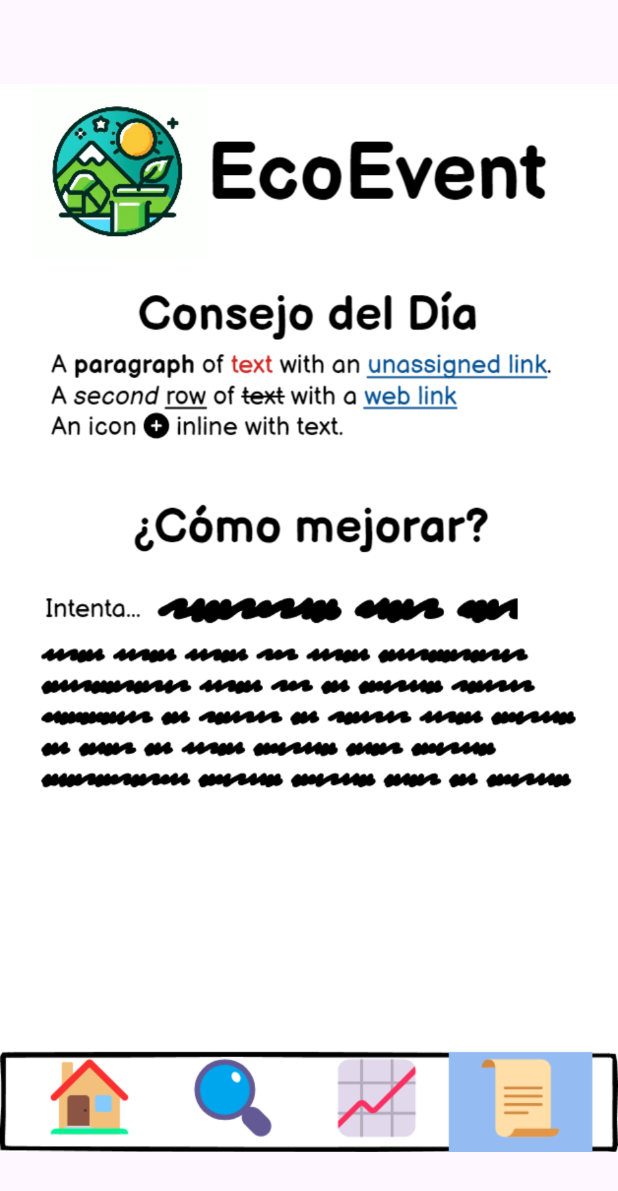
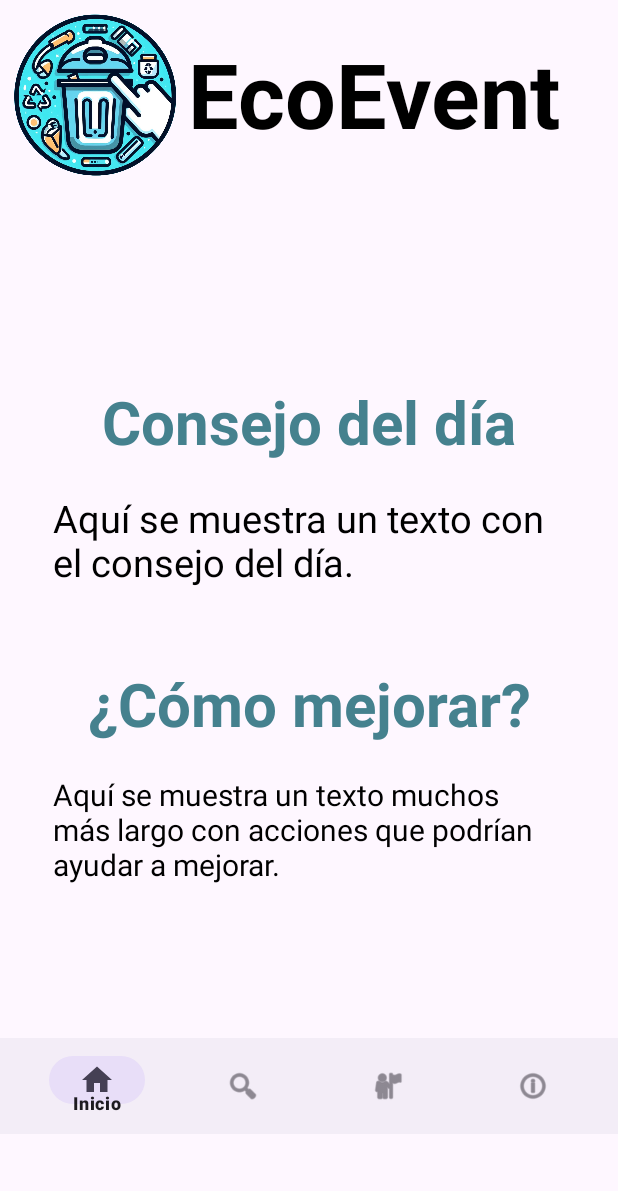
Before and after one commit to SantiagoNoguera/AplicacionesMovilesIntermedio, an Android app: the TipsActivity screen opened directly, with no data from a screen before it, on a phone screen of 412 x 824 dp. Shown: the top 1191 px of the screen. Run offline under Robolectric (Android 15) with nearby library versions, the phone set to English and light mode, and no system bars.

Commit message:
Se crea la vista correspondinte a los consejos.

```diff
--- a/app/src/main/java/com/atenea/ecoevent/MainActivity.java
+++ b/app/src/main/java/com/atenea/ecoevent/MainActivity.java
@@ -39,7 +39,7 @@ public class MainActivity extends AppCompatActivity {
         try {
             FileWriter writer = new FileWriter(events);
 
-            //Name, Date, Food, Drink, Decoration, Reused, Recicled.
+            //Name, Date, Food, Drink, Decoration, Reused, Recycled.
             writer.append("Evento 1,01/01/2023,1,2,3,4,5\n");
             writer.append("Evento 2,02/02/2023,10,2,3,5,5\n");
             writer.append("Evento 3,03/03/2023,6,2,8,4,5\n");
--- a/app/src/main/java/com/atenea/ecoevent/TipsActivity.java
+++ b/app/src/main/java/com/atenea/ecoevent/TipsActivity.java
@@ -1,8 +1,15 @@
 package com.atenea.ecoevent;
 
+import androidx.annotation.NonNull;
 import androidx.appcompat.app.AppCompatActivity;
 
+import android.content.Intent;
 import android.os.Bundle;
+import android.view.MenuItem;
+
+import com.google.android.material.bottomappbar.BottomAppBar;
+import com.google.android.material.bottomnavigation.BottomNavigationView;
+import com.google.android.material.navigation.NavigationBarView;
 
 public class TipsActivity extends AppCompatActivity {
 
@@ -10,5 +17,38 @@ public class TipsActivity extends AppCompatActivity {
     protected void onCreate(Bundle savedInstanceState) {
         super.onCreate(savedInstanceState);
         setContentView(R.layout.activity_tips);
+
+        //Configuración de la barra inferior.
+        BottomAppBar bottomAppBar = findViewById(R.id.bottom_app_bar);
+        setSupportActionBar(bottomAppBar);
+
+        //Configuración de la navegación de la barra inferior.
+        BottomNavigationView bottomNavigationView = findViewById(R.id.bottom_navigation);
+
+        bottomNavigationView.setOnItemSelectedListener(new NavigationBarView.OnItemSelectedListener() {
+            @Override
+            public boolean onNavigationItemSelected(@NonNull MenuItem item) {
+                Intent view;
+
+                switch (item.getTitle().toString()) {
+                    case "Categorias":
+                        view = new Intent(TipsActivity.this, CategoriesActivity.class);
+                        break;
+                    case "Estadísticas":
+                        view = new Intent(TipsActivity.this, StatisticsActivity.class);
+                        break;
+                    case "Consejos":
+                        view = new Intent(TipsActivity.this, TipsActivity.class);
+                        break;
+                    default:
+                        view = new Intent(TipsActivity.this, HomeActivity.class);
+                        break;
+                }
+
+                startActivity(view);
+                return false;
+            }
+        });
+
     }
 }
--- a/app/src/main/res/layout/activity_tips.xml
+++ b/app/src/main/res/layout/activity_tips.xml
@@ -6,12 +6,120 @@
     android:layout_height="match_parent"
     tools:context=".TipsActivity">
 
-    <ImageView
+    <!--<ImageView
         android:id="@+id/imageView6"
         android:layout_width="wrap_content"
         android:layout_height="wrap_content"
         app:srcCompat="@drawable/tips"
         tools:layout_editor_absoluteX="2dp"
         tools:layout_editor_absoluteY="1dp"
-        tools:ignore="MissingConstraints" />
+        tools:ignore="MissingConstraints" />-->
+
+    <LinearLayout
+        android:layout_width="match_parent"
+        android:layout_height="wrap_content"
+        android:orientation="horizontal"
+        android:gravity="center_vertical">
+
+        <ImageView
+            android:layout_width="125dp"
+            android:layout_height="125dp"
+            android:src="@drawable/logo"/>
+
+        <Space
+            android:layout_width="0dp"
+            android:layout_height="match_parent"/>
+
+        <TextView
+            android:layout_width="match_parent"
+            android:layout_height="wrap_content"
+            android:text="EcoEvent"
+            android:textSize="60sp"
+            android:textColor="@color/black"
+            android:textStyle="bold"/>
+    </LinearLayout>
+
+    <LinearLayout
+        android:layout_width="match_parent"
+        android:layout_height="match_parent"
+        android:orientation="vertical"
+        android:gravity="center_vertical">
+
+        <Space
+            android:layout_width="match_parent"
+            android:layout_height="20dp"/>
+
+        <TextView
+            android:layout_width="match_parent"
+            android:layout_height="wrap_content"
+            android:text="Consejo del día"
+            android:textAlignment="center"
+            android:textSize="40dp"
+            android:textStyle="bold"
+            android:textColor="@color/information"/>
+
+        <Space
+            android:layout_width="match_parent"
+            android:layout_height="20dp"/>
+
+        <TextView
+            android:id="@+id/tv_daily"
+            android:layout_width="match_parent"
+            android:layout_height="wrap_content"
+            android:layout_marginStart="35dp"
+            android:layout_marginEnd="35dp"
+            android:text="Aquí se muestra un texto con el consejo del día."
+            android:textSize="25dp"
+            android:textColor="@color/black"/>
+
+        <Space
+            android:layout_width="match_parent"
+            android:layout_height="50dp"/>
+
+        <TextView
+            android:layout_width="match_parent"
+            android:layout_height="wrap_content"
+            android:text="¿Cómo mejorar?"
+            android:textAlignment="center"
+            android:textSize="40dp"
+            android:textStyle="bold"
+            android:textColor="@color/information"/>
+
+        <Space
+            android:layout_width="match_parent"
+            android:layout_height="20dp"/>
+
+        <TextView
+            android:id="@+id/tv_improve"
+            android:layout_width="match_parent"
+            android:layout_height="wrap_content"
+            android:layout_marginStart="35dp"
+            android:layout_marginEnd="35dp"
+            android:text="Aquí se muestra un texto muchos más largo con acciones que podrían ayudar a mejorar."
+            android:textSize="20dp"
+            android:textColor="@color/black"/>
+
+    </LinearLayout>
+
+    <com.google.android.material.bottomappbar.BottomAppBar
+        android:id="@+id/bottom_app_bar"
+        android:layout_width="match_parent"
+        android:layout_height="?attr/actionBarSize"
+        android:layout_gravity="bottom"
+        android:layout_marginTop="692dp"
+        app:fabAlignmentMode="end"
+        app:fabCradleMargin="10dp"
+        app:fabCradleRoundedCornerRadius="20dp"
+        app:hideOnScroll="true"
+        app:layout_constraintTop_toTopOf="parent"
+        tools:layout_editor_absoluteX="-60dp">
+
+        <com.google.android.material.bottomnavigation.BottomNavigationView
+            android:id="@+id/bottom_navigation"
+            android:layout_width="match_parent"
+            android:layout_height="match_parent"
+            app:menu="@menu/bottom_navigation_menu" />
+
+    </com.google.android.material.bottomappbar.BottomAppBar>
+
 </androidx.constraintlayout.widget.ConstraintLayout>
```
Also changed, not shown: app/src/main/java/com/atenea/ecoevent/HomeActivity.java (+5 -8 lines).
